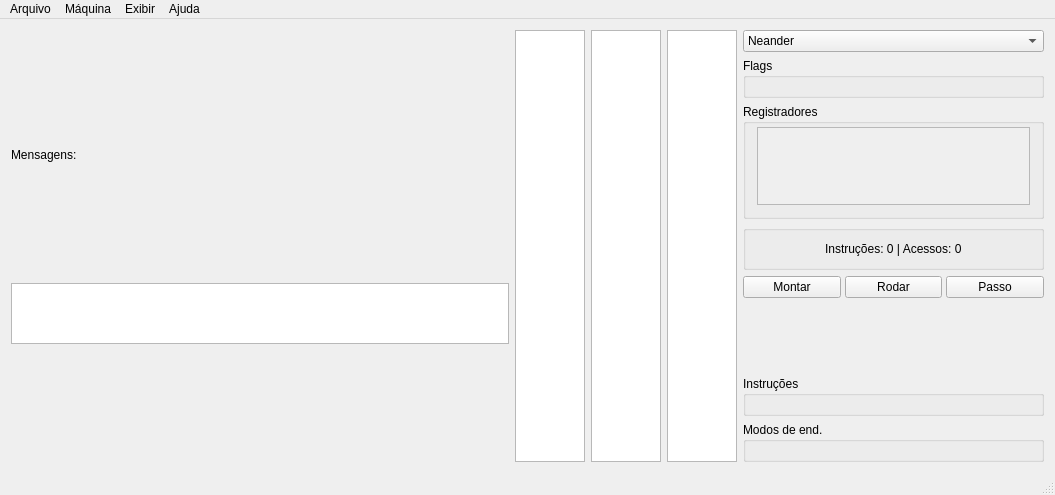
The window that src/gui/hidragui.ui (petcomputacaoufrgs/hidracpp) describes before a commit, drawn with Qt 5.
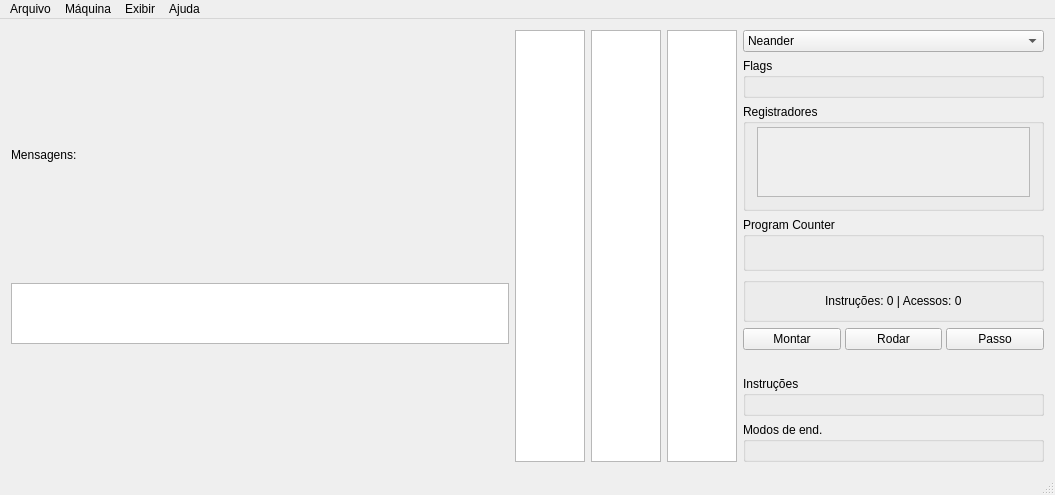
The same window after the commit.

Commit message: Reg with separate PC area; Shows labels in Volta

```diff
--- a/src/gui/hidragui.ui
+++ b/src/gui/hidragui.ui
@@ -305,7 +305,7 @@
                <x>0</x>
                <y>0</y>
                <width>279</width>
-               <height>86</height>
+               <height>81</height>
               </rect>
              </property>
              <layout class="QHBoxLayout" name="horizontalLayout_3">
@@ -352,6 +352,33 @@
          </layout>
         </widget>
        </item>
+       <item>
+        <widget class="QGroupBox" name="areaPC">
+         <property name="sizePolicy">
+          <sizepolicy hsizetype="Preferred" vsizetype="Fixed">
+           <horstretch>0</horstretch>
+           <verstretch>1</verstretch>
+          </sizepolicy>
+         </property>
+         <property name="maximumSize">
+          <size>
+           <width>16777215</width>
+           <height>60</height>
+          </size>
+         </property>
+         <property name="title">
+          <string>Program Counter</string>
+         </property>
+         <layout class="QHBoxLayout" name="horizontalLayout_8">
+          <property name="topMargin">
+           <number>3</number>
+          </property>
+          <item>
+           <layout class="QHBoxLayout" name="layoutPC"/>
+          </item>
+         </layout>
+        </widget>
+       </item>
        <item>
         <widget class="QGroupBox" name="areaInformation">
          <property name="minimumSize">
```
The commit also changes 2 other files.
